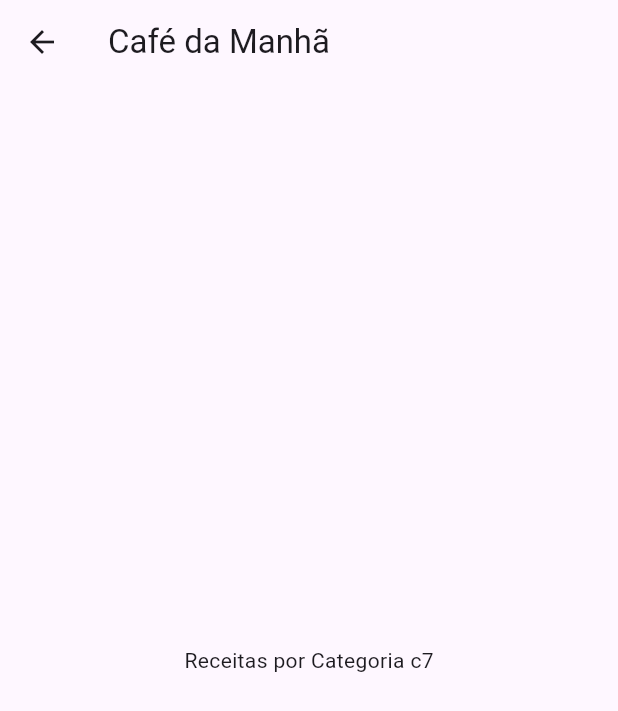
After one commit to f3lipems/gourmet, a Flutter app: the screen it shows after launch, after a tap on "Café da Manhã", on a phone screen of 412 x 824 dp. The commit adds this screen. Shown: the top 711 px of the screen. Run offline on Flutter 3.47's test engine with Material 3 defaults, Android fonts, the light colour scheme and no system bars.

Commit message:
add navigation

```diff
--- a/lib/components/category_item.dart
+++ b/lib/components/category_item.dart
@@ -1,14 +1,30 @@
 import 'package:flutter/material.dart';
 import '../models/category.dart';
+
+import '../screens/categories_meals_screen.dart';
 
 class CategoryItem extends StatelessWidget {
   CategoryItem({super.key, required this.category});
 
   Category category;
 
+  void _selectCategory(BuildContext context) {
+    Navigator.of(context).push(
+      MaterialPageRoute(
+        builder: (_) {
+          return CategoriesMealsScreen(category: category);
+        },
+      ),
+    );
+  }
+
   @override
   Widget build(BuildContext context) {
-    return Container(
+    return InkWell(
+      borderRadius: BorderRadius.circular(15),
+      splashColor: Theme.of(context).primaryColor,
+      onTap: () => _selectCategory(context),
+      child: Container(
         padding: const EdgeInsets.all(15),
         decoration: BoxDecoration(
           borderRadius: BorderRadius.circular(15),
@@ -25,6 +41,7 @@ class CategoryItem extends StatelessWidget {
           category.title,
           style: Theme.of(context).textTheme.titleMedium,
         ),
+      ),
     );
   }
 }
--- a/lib/data/dummy_data.dart
+++ b/lib/data/dummy_data.dart
@@ -2,7 +2,7 @@ import 'package:flutter/material.dart';
 
 import '../models/category.dart';
 
-const DUMMY_CATEGORIES = const [
+const DUMMY_CATEGORIES = [
   Category(
     id: 'c1',
     title: 'Italiano',
--- a/lib/main.dart
+++ b/lib/main.dart
@@ -15,7 +15,7 @@ class MyApp extends StatelessWidget {
       title: 'Gourmet',
       theme: ThemeData(
           primarySwatch: Colors.pink,
-          fontFamily: 'Releway',
+          fontFamily: 'Raleway',
           canvasColor: const Color.fromRGBO(255, 254, 229, 1),
           textTheme: ThemeData.light().textTheme.copyWith(
                   titleMedium: const TextStyle(
--- /dev/null
+++ b/lib/screens/categories_meals_screen.dart
@@ -0,0 +1,20 @@
+import 'package:flutter/material.dart';
+import '../models/category.dart';
+
+class CategoriesMealsScreen extends StatelessWidget {
+  const CategoriesMealsScreen({super.key, required this.category});
+
+  final Category category;
+
+  @override
+  Widget build(BuildContext context) {
+    return Scaffold(
+      appBar: AppBar(
+        title: Text(category.title),
+      ),
+      body: Center(
+        child: Text('Receitas por Categoria ${category.id}'),
+      ),
+    );
+  }
+}
--- a/pubspec.yaml
+++ b/pubspec.yaml
@@ -2,7 +2,7 @@ name: gourmet
 description: "A new Flutter project."
 # The following line prevents the package from being accidentally published to
 # pub.dev using `flutter pub publish`. This is preferred for private packages.
-publish_to: 'none' # Remove this line if you wish to publish to pub.dev
+publish_to: "none" # Remove this line if you wish to publish to pub.dev
 
 # The following defines the version and build number for your application.
 # A version number is three numbers separated by dots, like 1.2.43
@@ -31,7 +31,6 @@ dependencies:
   flutter:
     sdk: flutter
 
-
   # The following adds the Cupertino Icons font to your application.
   # Use with the CupertinoIcons class for iOS style icons.
   cupertino_icons: ^1.0.8
@@ -52,7 +51,6 @@ dev_dependencies:
 
 # The following section is specific to Flutter packages.
 flutter:
-
   # The following line ensures that the Material Icons font is
   # included with your application, so that you can use the icons in
   # the material Icons class.
@@ -73,6 +71,7 @@ flutter:
   # in this "flutter" section. Each entry in this list should have a
   # "family" key with the font family name, and a "fonts" key with a
   # list giving the asset and other descriptors for the font. For
+  # example:
   #
   fonts:
     - family: Raleway
```
Lines whose indentation alone changed are shown as unchanged.
